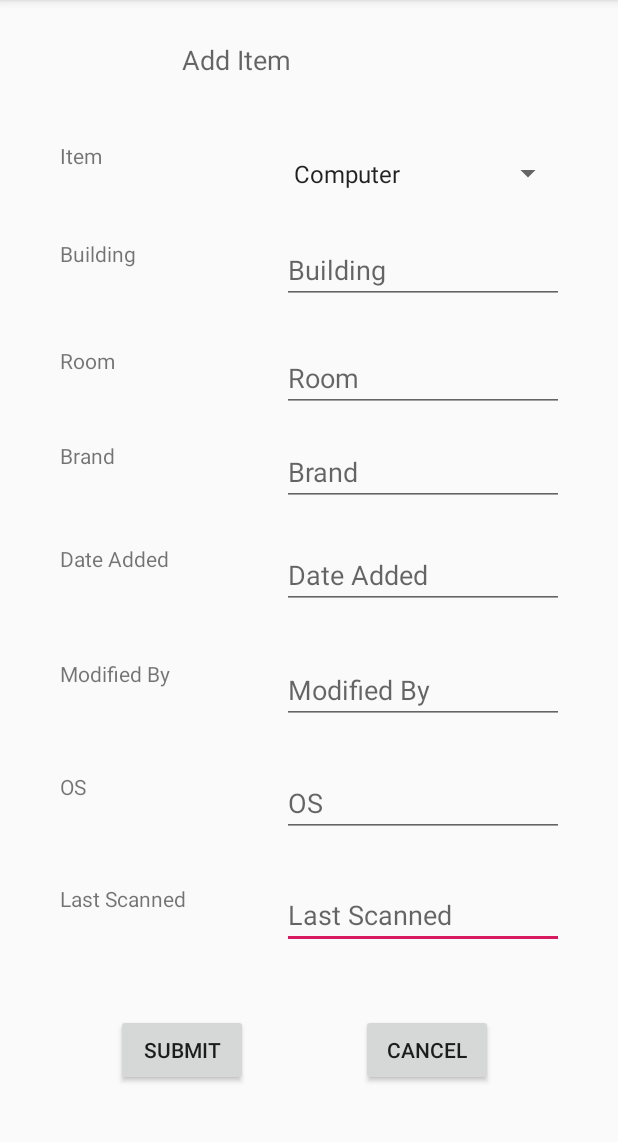
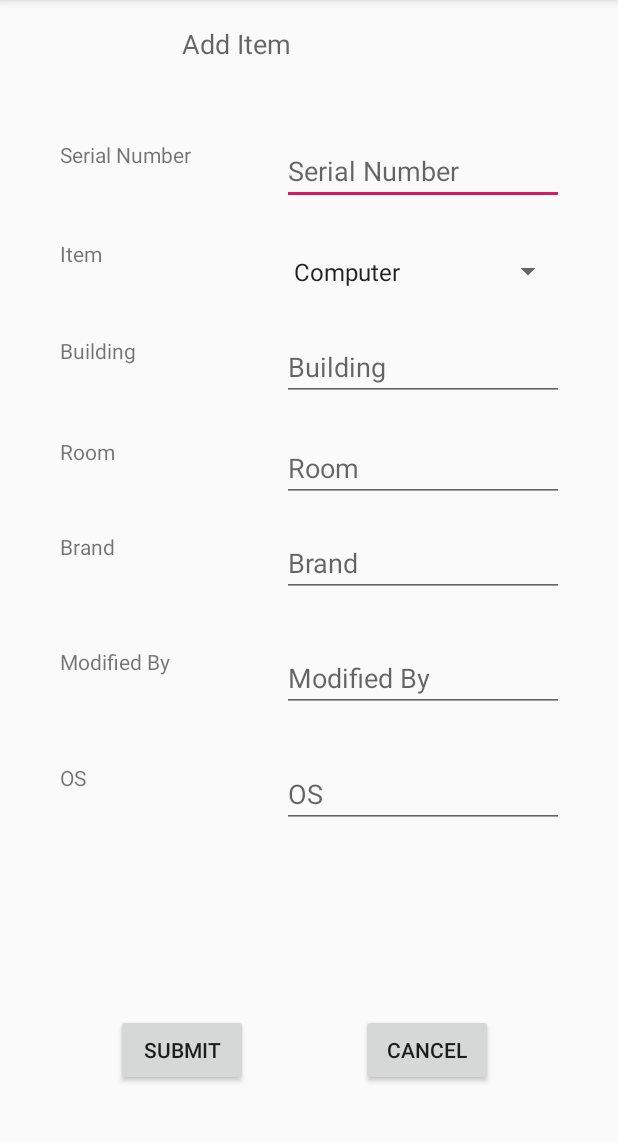
Before and after one commit to AugustanaCSC490Spring2020/InventoryAuditApp, an Android app: the AddItemPage screen opened directly, with no data from a screen before it, on a phone screen of 412 x 824 dp, the part 84-1226 px from its top. Run offline under Robolectric (Android 15) with nearby library versions, the phone set to English and light mode, and no system bars; our stand-ins replace Firebase (no records; nobody signed in at launch, a user with empty details on screens opened directly).

Commit message:
Refactored Add Item code, making the date be the current date object and adding printer type onto the page

```diff
--- a/app/src/main/java/com/example/inventoryauditapp/AddItemPage.java
+++ b/app/src/main/java/com/example/inventoryauditapp/AddItemPage.java
@@ -35,6 +35,7 @@ public class AddItemPage extends AppCompatActivity {
 
     //Initialize Spinner
     Spinner itemType;
+    Spinner printerType;
 
     //Initialize EditText
     EditText buildingInput;
@@ -44,10 +45,11 @@ public class AddItemPage extends AppCompatActivity {
     EditText lastScannedInput;
     EditText dateAddedInput;
     EditText modifiedByInput;
+    EditText serialNumberInput;
 
     //Initialize TextView
     TextView osTextView;
-    TextView lastScannedTextView;
+    TextView printerTextView;
 
     //setting globals for data to be passed back to previous page
     String itemTypeText;
@@ -64,9 +66,6 @@ public class AddItemPage extends AppCompatActivity {
         setContentView(R.layout.activity_add_item_page);
 
         initUI();
-
-        //Submit Button
-        //changeActivity(submit, InventorySearchResultsPage.class);
 
         //Cancel Button
         changeActivity(cancel, InventorySearchResultsPage.class);
@@ -108,11 +107,11 @@ public class AddItemPage extends AppCompatActivity {
         roomInput           = findViewById(R.id.roomInput);
         osInput             = findViewById(R.id.osInput);
         brandInput          = findViewById(R.id.brandInput);
-        lastScannedInput    = findViewById(R.id.lastScannedInput);
-        dateAddedInput      = findViewById(R.id.dateAddedInput);
         modifiedByInput     = findViewById(R.id.modifiedInput);
         osTextView          = findViewById(R.id.OSText);
-        lastScannedTextView = findViewById(R.id.lastScannedText);
+        printerTextView     = findViewById(R.id.typeText);
+        printerType         = findViewById(R.id.printerTypeSpinner);
+        serialNumberInput   = findViewById(R.id.serialNumberInput);
     }
 
     /**
@@ -138,14 +137,14 @@ public class AddItemPage extends AppCompatActivity {
         if(itemTypeText.equals("Computer")){
             osTextView.setVisibility(View.VISIBLE);
             osInput.setVisibility(View.VISIBLE);
-            lastScannedTextView.setVisibility(View.VISIBLE);
-            lastScannedInput.setVisibility(View.VISIBLE);
+            printerTextView.setVisibility(View.INVISIBLE);
+            printerType.setVisibility(View.GONE);
         }
         else if(itemTypeText.equals("Printer")){
             osTextView.setVisibility(View.INVISIBLE);
             osInput.setVisibility(View.INVISIBLE);
-            lastScannedTextView.setVisibility(View.INVISIBLE);
-            lastScannedInput.setVisibility(View.INVISIBLE);
+            printerTextView.setVisibility(View.VISIBLE);
+            printerType.setVisibility(View.VISIBLE);
         }
     }
 
@@ -154,36 +153,29 @@ public class AddItemPage extends AppCompatActivity {
     // use the Calendar class pm Dylan for more info
     public void addItem(){
         DatabaseReference ref;
+        String serialNumberText = serialNumberInput.getText().toString();
         itemTypeText            = itemType.getSelectedItem().toString();
         buildingText            = buildingInput.getText().toString().trim();
         roomText                = roomInput.getText().toString().trim();
         String brandText        = brandInput.getText().toString().trim();
-        String dateAdded        = dateAddedInput.getText().toString().trim();
         String modifiedByText   = modifiedByInput.getText().toString().trim();
         String osText           = osInput.getText().toString().trim();
-        String lastScannedText  = lastScannedInput.getText().toString().trim();
-        //Date currentDate        = Calendar.getInstance().getTime();
-        Date currentDate        = convertStringToDate(dateAdded);
+        String currentDate      = Calendar.getInstance().getTime().toString();
         Integer computerRoom    = Integer.parseInt(roomText);
+        String printerTypeText  = printerType.getSelectedItem().toString();
         User dummyUser          = new User("scottdaluga16","scottdaluga16@augustana.edu");
-        //String computerID       = getNextComputerIndex();
-        String computerID       = "111006";
-        String printerID        = "211006";
 
-        if(!emptyText(itemTypeText,buildingText,roomText,brandText,dateAdded,modifiedByText,osText,lastScannedText)){
+
+        if(!emptyText(itemTypeText,buildingText,roomText,brandText,modifiedByText,osText,serialNumberText)){
             if(itemTypeText.equals("Computer")){
-                Date lastScannedDate = convertStringToDate(lastScannedText);
-                ref = FirebaseDatabase.getInstance().getReference(buildingText).child(roomText).child(itemTypeText).child(computerID);
-                //TODO: Constructors changed to use the Calendar class and make it a string to store the date, pm Dylan For more info
-                //Computer computer = new Computer(Integer.parseInt(computerID),buildingText,computerRoom,osText,brandText,lastScannedDate,currentDate,dummyUser);
-                //ref.setValue(computer);
+                ref = FirebaseDatabase.getInstance().getReference("Computer").child(serialNumberText);
+                Computer computer = new Computer(serialNumberText,buildingText,computerRoom,osText,brandText,currentDate,currentDate,dummyUser);
+                ref.setValue(computer);
                 Toast.makeText(this,"Successfully added Computer", Toast.LENGTH_LONG).show();
             }else if(itemTypeText.equals("Printer")){
-                ref = FirebaseDatabase.getInstance().getReference(buildingText).child(roomText).child(itemTypeText).child(printerID);
-                //TODO: Constructors changed to use the Calendar class and make it a string to store the date, pm Dylan For more info
-                //public Printer(int idNumber, String building, int roomNumber, String brand, Date dateAdded, User modifiedBy)
-//                Printer printer = new Printer(211006,buildingText,computerRoom,brandText,currentDate,dummyUser);
-//                ref.setValue(printer);
+                ref = FirebaseDatabase.getInstance().getReference("Printer").child(serialNumberText);
+                Printer printer = new Printer(serialNumberText,buildingText,computerRoom,printerTypeText,brandText,currentDate,dummyUser);
+                ref.setValue(printer);
                 Toast.makeText(this,"Successfully added Printer", Toast.LENGTH_LONG).show();
             }
                 //if we add another item type;
@@ -194,21 +186,19 @@ public class AddItemPage extends AppCompatActivity {
     }
 
     //helper method to check if any inputted text is empty;
-    private boolean emptyText(String itemType, String building,String room,String brand, String date, String modifiedBy,String os, String lastScanned){
-        if(TextUtils.isEmpty(building)){
+    private boolean emptyText(String itemType, String building,String room,String brand, String modifiedBy,String os, String serialNumber){
+        if(TextUtils.isEmpty(serialNumber)){
+            return true;
+        }else if(TextUtils.isEmpty(building)){
             return true;
         }else if(TextUtils.isEmpty(room)){
             return true;
-        }else if(TextUtils.isEmpty(brand)){
-            return true;
-        }else if(TextUtils.isEmpty(date)){
+        }else if(TextUtils.isEmpty(brand)) {
             return true;
         }else if(TextUtils.isEmpty(modifiedBy)){
             return true;
         }else if(itemType.equals("Computer")){
             if(TextUtils.isEmpty(os)){
-                return true;
-            }else if(TextUtils.isEmpty(lastScanned)){
                 return true;
             }else{
                 return false;
@@ -217,19 +207,5 @@ public class AddItemPage extends AppCompatActivity {
             return false;
         }
     }
-    /**
-     * This method takes in a date as a string and converts it to a Date object
-     *
-     * @param s the date as a String formatted "mm/dd/yyyy"
-     * @return a Date object that has been converted from a String
-     */
-    //TODO: May no longer need this if we do not require the user to input date data in the app, pm Dylan for more info
-    public Date convertStringToDate(String s){
-        String[] a = s.split("/");
-        int month = Integer.parseInt(a[0]);
-        int day = Integer.parseInt(a[1]);
-        int year = Integer.parseInt(a[2]);
-        Date date = new Date(year, month, day);
-        return date;
-    }
+
 }
--- a/app/src/main/res/layout/activity_add_item_page.xml
+++ b/app/src/main/res/layout/activity_add_item_page.xml
@@ -5,6 +5,56 @@
     android:layout_width="match_parent"
     android:layout_height="match_parent"
     tools:context=".AddItemPage">
+
+    <Spinner
+        android:id="@+id/printerTypeSpinner"
+        android:layout_width="188dp"
+        android:layout_height="43dp"
+        android:entries="@array/printerTypes"
+        app:layout_constraintBottom_toBottomOf="parent"
+        app:layout_constraintEnd_toEndOf="parent"
+        app:layout_constraintHorizontal_bias="0.838"
+        app:layout_constraintStart_toStartOf="parent"
+        app:layout_constraintTop_toTopOf="parent"
+        app:layout_constraintVertical_bias="0.777" />
+
+    <TextView
+        android:id="@+id/typeText"
+        android:layout_width="111dp"
+        android:layout_height="43dp"
+        android:text="@string/printerType"
+        app:layout_constraintBottom_toBottomOf="parent"
+        app:layout_constraintEnd_toEndOf="parent"
+        app:layout_constraintHorizontal_bias="0.133"
+        app:layout_constraintStart_toStartOf="parent"
+        app:layout_constraintTop_toTopOf="parent"
+        app:layout_constraintVertical_bias="0.777" />
+
+    <TextView
+        android:id="@+id/serialNumberText"
+        android:layout_width="111dp"
+        android:layout_height="43dp"
+        android:text="@string/serialNumber"
+        app:layout_constraintBottom_toBottomOf="parent"
+        app:layout_constraintEnd_toEndOf="parent"
+        app:layout_constraintHorizontal_bias="0.133"
+        app:layout_constraintStart_toStartOf="parent"
+        app:layout_constraintTop_toTopOf="parent"
+        app:layout_constraintVertical_bias="0.129" />
+
+    <EditText
+        android:id="@+id/serialNumberInput"
+        android:layout_width="188dp"
+        android:layout_height="43dp"
+        android:ems="10"
+        android:hint="@string/serialNumber"
+        android:inputType="textPersonName"
+        app:layout_constraintBottom_toBottomOf="parent"
+        app:layout_constraintEnd_toEndOf="parent"
+        app:layout_constraintHorizontal_bias="0.838"
+        app:layout_constraintStart_toStartOf="parent"
+        app:layout_constraintTop_toTopOf="parent"
+        app:layout_constraintVertical_bias="0.129" />
 
     <Button
         android:id="@+id/cancelButton"
@@ -19,20 +69,6 @@
         app:layout_constraintVertical_bias="0.939" />
 
     <EditText
-        android:id="@+id/lastScannedInput"
-        android:layout_width="188dp"
-        android:layout_height="43dp"
-        android:ems="10"
-        android:hint="@string/lastScanned"
-        android:inputType="textPersonName"
-        app:layout_constraintBottom_toBottomOf="parent"
-        app:layout_constraintEnd_toEndOf="parent"
-        app:layout_constraintHorizontal_bias="0.838"
-        app:layout_constraintStart_toStartOf="parent"
-        app:layout_constraintTop_toTopOf="parent"
-        app:layout_constraintVertical_bias="0.813" />
-
-    <EditText
         android:id="@+id/osInput"
         android:layout_width="188dp"
         android:layout_height="43dp"
@@ -44,7 +80,7 @@
         app:layout_constraintHorizontal_bias="0.838"
         app:layout_constraintStart_toStartOf="parent"
         app:layout_constraintTop_toTopOf="parent"
-        app:layout_constraintVertical_bias="0.71" />
+        app:layout_constraintVertical_bias="0.702" />
 
     <EditText
         android:id="@+id/modifiedInput"
@@ -58,20 +94,7 @@
         app:layout_constraintHorizontal_bias="0.838"
         app:layout_constraintStart_toStartOf="parent"
         app:layout_constraintTop_toTopOf="parent"
-        app:layout_constraintVertical_bias="0.606" />
-
-    <EditText
-        android:id="@+id/dateAddedInput"
-        android:layout_width="188dp"
-        android:layout_height="43dp"
-        android:ems="10"
-        android:hint="@string/dateAdded"
-        android:inputType="textPersonName"
-        app:layout_constraintBottom_toBottomOf="parent"
-        app:layout_constraintEnd_toEndOf="parent"
-        app:layout_constraintHorizontal_bias="0.838"
-        app:layout_constraintStart_toStartOf="parent"
-        app:layout_constraintTop_toTopOf="parent" />
+        app:layout_constraintVertical_bias="0.595" />
 
     <EditText
         android:id="@+id/brandInput"
@@ -85,7 +108,7 @@
         app:layout_constraintHorizontal_bias="0.838"
         app:layout_constraintStart_toStartOf="parent"
         app:layout_constraintTop_toTopOf="parent"
-        app:layout_constraintVertical_bias="0.406" />
+        app:layout_constraintVertical_bias="0.489" />
 
     <EditText
         android:id="@+id/roomInput"
@@ -99,7 +122,7 @@
         app:layout_constraintHorizontal_bias="0.838"
         app:layout_constraintStart_toStartOf="parent"
         app:layout_constraintTop_toTopOf="parent"
-        app:layout_constraintVertical_bias="0.319" />
+        app:layout_constraintVertical_bias="0.402" />
 
     <EditText
         android:id="@+id/buildingInput"
@@ -113,19 +136,7 @@
         app:layout_constraintHorizontal_bias="0.838"
         app:layout_constraintStart_toStartOf="parent"
         app:layout_constraintTop_toTopOf="parent"
-        app:layout_constraintVertical_bias="0.22" />
-
-    <TextView
-        android:id="@+id/lastScannedText"
-        android:layout_width="111dp"
-        android:layout_height="43dp"
-        android:text="@string/lastScanned"
-        app:layout_constraintBottom_toBottomOf="parent"
-        app:layout_constraintEnd_toEndOf="parent"
-        app:layout_constraintHorizontal_bias="0.133"
-        app:layout_constraintStart_toStartOf="parent"
-        app:layout_constraintTop_toTopOf="parent"
-        app:layout_constraintVertical_bias="0.813" />
+        app:layout_constraintVertical_bias="0.309" />
 
     <TextView
         android:id="@+id/OSText"
@@ -137,7 +148,7 @@
         app:layout_constraintHorizontal_bias="0.133"
         app:layout_constraintStart_toStartOf="parent"
         app:layout_constraintTop_toTopOf="parent"
-        app:layout_constraintVertical_bias="0.71" />
+        app:layout_constraintVertical_bias="0.702" />
 
     <TextView
         android:id="@+id/modifiedByText"
@@ -149,18 +160,7 @@
         app:layout_constraintHorizontal_bias="0.133"
         app:layout_constraintStart_toStartOf="parent"
         app:layout_constraintTop_toTopOf="parent"
-        app:layout_constraintVertical_bias="0.606" />
-
-    <TextView
-        android:id="@+id/dateAddedText"
-        android:layout_width="111dp"
-        android:layout_height="43dp"
-        android:text="@string/dateAdded"
-        app:layout_constraintBottom_toBottomOf="parent"
-        app:layout_constraintEnd_toEndOf="parent"
-        app:layout_constraintHorizontal_bias="0.133"
-        app:layout_constraintStart_toStartOf="parent"
-        app:layout_constraintTop_toTopOf="parent" />
+        app:layout_constraintVertical_bias="0.595" />
 
     <TextView
         android:id="@+id/brandText"
@@ -172,7 +172,7 @@
         app:layout_constraintHorizontal_bias="0.133"
         app:layout_constraintStart_toStartOf="parent"
         app:layout_constraintTop_toTopOf="parent"
-        app:layout_constraintVertical_bias="0.406" />
+        app:layout_constraintVertical_bias="0.489" />
 
     <TextView
         android:id="@+id/roomText"
@@ -184,7 +184,7 @@
         app:layout_constraintHorizontal_bias="0.133"
         app:layout_constraintStart_toStartOf="parent"
         app:layout_constraintTop_toTopOf="parent"
-        app:layout_constraintVertical_bias="0.318" />
+        app:layout_constraintVertical_bias="0.402" />
 
     <TextView
         android:id="@+id/buildingText"
@@ -196,7 +196,7 @@
         app:layout_constraintHorizontal_bias="0.133"
         app:layout_constraintStart_toStartOf="parent"
         app:layout_constraintTop_toTopOf="parent"
-        app:layout_constraintVertical_bias="0.22" />
+        app:layout_constraintVertical_bias="0.309" />
 
     <TextView
         android:id="@+id/addItemText"
@@ -209,7 +209,7 @@
         app:layout_constraintHorizontal_bias="0.497"
         app:layout_constraintStart_toStartOf="parent"
         app:layout_constraintTop_toTopOf="parent"
-        app:layout_constraintVertical_bias="0.038" />
+        app:layout_constraintVertical_bias="0.023" />
 
     <TextView
         android:id="@+id/itemText"
@@ -221,7 +221,7 @@
         app:layout_constraintHorizontal_bias="0.133"
         app:layout_constraintStart_toStartOf="parent"
         app:layout_constraintTop_toTopOf="parent"
-        app:layout_constraintVertical_bias="0.13" />
+        app:layout_constraintVertical_bias="0.22" />
 
     <Button
         android:id="@+id/submitButton"
@@ -245,6 +245,6 @@
         app:layout_constraintHorizontal_bias="0.838"
         app:layout_constraintStart_toStartOf="parent"
         app:layout_constraintTop_toTopOf="parent"
-        app:layout_constraintVertical_bias="0.13" />
+        app:layout_constraintVertical_bias="0.22" />
 
 </androidx.constraintlayout.widget.ConstraintLayout>
--- a/app/src/main/res/values/strings.xml
+++ b/app/src/main/res/values/strings.xml
@@ -48,5 +48,11 @@
     //Add Items Page
     <string name="item">Item</string>
     <string name="type">Type</string>
+    <string name="serialNumber">Serial Number</string>
+    <string name="printerType">Printer Type</string>
+    <array name="printerTypes">
+        <item>Laser</item>
+        <item>Ink</item>
+    </array>
 
 </resources>
```
